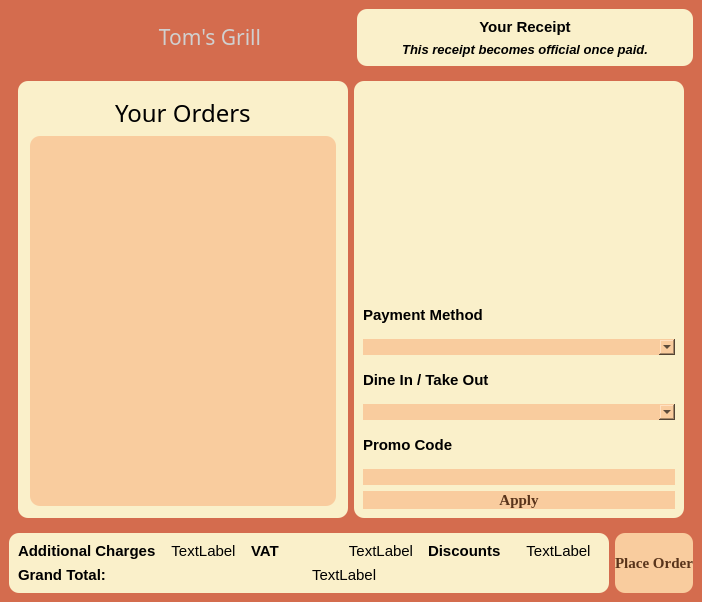
The window that checkoutwindow.ui (PeteCastle/PEx5) describes before a commit, drawn with Qt 5.
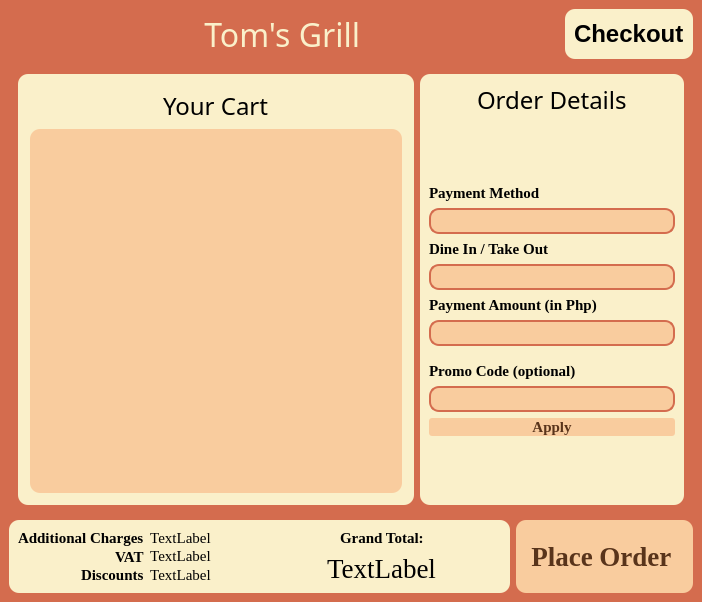
The same window after the commit. Icons and pictures are not drawn.

Diff of the .ui file:
```diff
--- a/checkoutwindow.ui
+++ b/checkoutwindow.ui
@@ -17,37 +17,168 @@
    <string notr="true">background-color: rgb(212, 108, 78);</string>
   </property>
   <widget class="QWidget" name="centralwidget">
+   <property name="styleSheet">
+    <string notr="true"> QScrollBar:vertical {
+	border: none;
+	background: rgb(249, 204, 158);
+    width: 14px;
+    margin: 15px 0 15px 0;
+	border-radius: 0px;
+ }
+
+/*  HANDLE BAR VERTICAL */
+QScrollBar::handle:vertical {	
+	background-color: rgb(255, 129, 94);
+	min-height: 30px;
+	border-radius: 7px;
+}
+QScrollBar::handle:vertical:hover{	
+	background-color: rgb(221, 154, 109);
+}
+QScrollBar::handle:vertical:pressed {	
+	background-color: rgb(212, 108, 78);
+}
+
+/* BTN TOP - SCROLLBAR */
+QScrollBar::sub-line:vertical {
+	border: none;
+	background-color: rgb(89, 52, 27);
+	height: 15px;
+	border-top-left-radius: 7px;
+	border-top-right-radius: 7px;
+	subcontrol-position: top;
+	subcontrol-origin: margin;
+}
+QScrollBar::sub-line:vertical:hover {	
+	background-color: rgb(197, 114, 59);
+}
+QScrollBar::sub-line:vertical:pressed {	
+	background-color: rgb(49, 28, 15);
+}
+
+/* BTN BOTTOM - SCROLLBAR */
+QScrollBar::add-line:vertical {
+	border: none;
+	background-color: rgb(89, 52, 27);
+	height: 15px;
+	border-bottom-left-radius: 7px;
+	border-bottom-right-radius: 7px;
+	subcontrol-position: bottom;
+	subcontrol-origin: margin;
+}
+QScrollBar::add-line:vertical:hover {	
+	background-color: rgb(197, 114, 59);
+}
+QScrollBar::add-line:vertical:pressed {	
+	background-color: rgb(49, 28, 15);
+}
+
+
+QPushButton{
+	background-color: rgb(249, 204, 158);
+	color: rgb(89, 52, 27);
+	border-radius: 10px;
+}
+QPushButton::hover{
+	border: 5px solid rgb(138, 80, 42);
+}
+QPushButton::pressed{
+	border: 5px solid rgb(89, 52, 27);
+}</string>
+   </property>
    <layout class="QVBoxLayout" name="verticalLayout_6">
     <item>
-     <layout class="QHBoxLayout" name="horizontalLayout" stretch="25,0">
+     <layout class="QHBoxLayout" name="horizontalLayout_6">
+      <property name="topMargin">
+       <number>0</number>
+      </property>
       <item>
-       <layout class="QVBoxLayout" name="verticalLayout_2">
-        <item>
-         <widget class="QLabel" name="OtherLabel3">
-          <property name="font">
-           <font>
-            <family>Vineta BT</family>
-            <pointsize>16</pointsize>
-           </font>
-          </property>
-          <property name="styleSheet">
-           <string notr="true">color: rgb(208, 208, 208);</string>
-          </property>
-          <property name="text">
-           <string>&lt;html&gt;&lt;head/&gt;&lt;body&gt;&lt;p align=&quot;center&quot;&gt;Tom's Grill&lt;/p&gt;&lt;/body&gt;&lt;/html&gt;</string>
-          </property>
-          <property name="indent">
-           <number>60</number>
-          </property>
-         </widget>
-        </item>
-       </layout>
+       <spacer name="horizontalSpacer">
+        <property name="orientation">
+         <enum>Qt::Horizontal</enum>
+        </property>
+        <property name="sizeHint" stdset="0">
+         <size>
+          <width>40</width>
+          <height>20</height>
+         </size>
+        </property>
+       </spacer>
       </item>
+      <item alignment="Qt::AlignRight">
+       <widget class="QLabel" name="Logo">
+        <property name="minimumSize">
+         <size>
+          <width>50</width>
+          <height>50</height>
+         </size>
+        </property>
+        <property name="maximumSize">
+         <size>
+          <width>50</width>
+          <height>50</height>
+         </size>
+        </property>
+        <property name="styleSheet">
+         <string notr="true">image: url(:/logo/pictures/logo 4.png);</string>
+        </property>
+        <property name="text">
+         <string/>
+        </property>
+        <property name="scaledContents">
+         <bool>true</bool>
+        </property>
+       </widget>
+      </item>
+      <item alignment="Qt::AlignLeft">
+       <widget class="QLabel" name="OtherLabel3">
+        <property name="sizePolicy">
+         <sizepolicy hsizetype="Preferred" vsizetype="Preferred">
+          <horstretch>0</horstretch>
+          <verstretch>0</verstretch>
+         </sizepolicy>
+        </property>
+        <property name="font">
+         <font>
+          <family>Amsterdam Lentteria</family>
+          <pointsize>24</pointsize>
+          <italic>false</italic>
+          <bold>false</bold>
+         </font>
+        </property>
+        <property name="styleSheet">
+         <string notr="true">color: rgb(250, 240, 202);
+font: 24pt 'Amsterdam Lentteria';</string>
+        </property>
+        <property name="text">
+         <string>Tom's Grill</string>
+        </property>
+        <property name="alignment">
+         <set>Qt::AlignRight|Qt::AlignTrailing|Qt::AlignVCenter</set>
+        </property>
+        <property name="indent">
+         <number>60</number>
+        </property>
+       </widget>
+      </item>
       <item>
-       <widget class="QWidget" name="" native="true">
+       <spacer name="horizontalSpacer_2">
+        <property name="orientation">
+         <enum>Qt::Horizontal</enum>
+        </property>
+        <property name="sizeHint" stdset="0">
+         <size>
+          <width>40</width>
+          <height>20</height>
+         </size>
+        </property>
+       </spacer>
+      </item>
+      <item>
+       <widget class="QWidget" name="widget" native="true">
         <property name="minimumSize">
          <size>
-          <width>336</width>
+          <width>0</width>
           <height>0</height>
          </size>
         </property>
@@ -64,28 +195,17 @@
 </string>
         </property>
         <layout class="QVBoxLayout" name="verticalLayout">
-         <item>
+         <item alignment="Qt::AlignHCenter">
           <widget class="QLabel" name="OtherLabel1">
-           <property name="font">
-            <font>
-             <pointsize>11</pointsize>
-             <bold>true</bold>
-            </font>
+           <property name="sizePolicy">
+            <sizepolicy hsizetype="Minimum" vsizetype="Preferred">
+             <horstretch>0</horstretch>
+             <verstretch>0</verstretch>
+            </sizepolicy>
            </property>
-           <property name="styleSheet">
-            <string notr="true">color: rgb(0, 0, 0);</string>
-           </property>
-           <property name="text">
-            <string>&lt;html&gt;&lt;head/&gt;&lt;body&gt;&lt;p align=&quot;center&quot;&gt;Your Receipt&lt;/p&gt;&lt;/body&gt;&lt;/html&gt;</string>
-           </property>
-          </widget>
-         </item>
-         <item>
-          <widget class="QLabel" name="OtherLabel2">
            <property name="font">
             <font>
-             <pointsize>10</pointsize>
-             <italic>true</italic>
+             <pointsize>18</pointsize>
              <bold>true</bold>
             </font>
            </property>
@@ -93,7 +213,7 @@
             <string notr="true">color: rgb(0, 0, 0);</string>
            </property>
            <property name="text">
-            <string>&lt;html&gt;&lt;head/&gt;&lt;body&gt;&lt;p align=&quot;center&quot;&gt;This receipt becomes official once paid.&lt;/p&gt;&lt;/body&gt;&lt;/html&gt;</string>
+            <string>Checkout</string>
            </property>
           </widget>
          </item>
@@ -103,10 +223,10 @@
      </layout>
     </item>
     <item>
-     <widget class="QWidget" name="" native="true">
-      <layout class="QHBoxLayout" name="horizontalLayout_2" stretch="0,0">
+     <widget class="QWidget" name="widget" native="true">
+      <layout class="QHBoxLayout" name="horizontalLayout_2" stretch="60,40">
        <item>
-        <widget class="QGroupBox" name="">
+        <widget class="QGroupBox" name="groupBox">
          <property name="styleSheet">
           <string notr="true">color: rgb(0, 0, 0);
 background-color: rgb(250, 240, 202);
@@ -126,17 +246,43 @@
              <string notr="true">color: rgb(0, 0, 0);</string>
             </property>
             <property name="text">
-             <string>Your Orders</string>
+             <string>Your Cart</string>
             </property>
            </widget>
           </item>
           <item>
-           <widget class="QTableWidget" name="tableWidget">
+           <widget class="QTreeView" name="treeView">
             <property name="styleSheet">
-             <string notr="true">color: rgb(0, 0, 0);
+             <string notr="true">
+
+QTreeView{
 background-color: rgb(249, 204, 158);
-border-radius: 10px
-</string>
+color: rgb(0, 0, 0);
+border-radius: 10px;
+font:  12px 'Georgia';
+}
+
+QTreeView::item{
+	background-color: rgb(249, 204, 158);
+	color: rgb(89, 52, 27);
+	padding:5px;
+}
+QTreeView::item:hover {
+	background-color: rgb(250, 240, 202);
+}
+
+QTreeView::item:selected {
+	background-color: rgb(89, 52, 27);
+
+	color: rgb(250, 240, 202);
+	font-weight:bold;
+}
+
+QHeaderView::section{
+	background-color: rgb(249, 204, 158);
+	border: 1px solid rgb(250, 240, 202);
+	font: 14px 'Georgia';
+}</string>
             </property>
            </widget>
           </item>
@@ -144,7 +290,7 @@
         </widget>
        </item>
        <item>
-        <widget class="QWidget" name="" native="true">
+        <widget class="QWidget" name="widget" native="true">
          <property name="styleSheet">
           <string notr="true">color: rgb(0, 0, 0);
 background-color: rgb(250, 240, 202);
@@ -152,32 +298,42 @@
 </string>
          </property>
          <layout class="QVBoxLayout" name="verticalLayout_3">
-          <item>
-           <widget class="QLabel" name="Logo">
-            <property name="minimumSize">
-             <size>
-              <width>250</width>
-              <height>200</height>
-             </size>
-            </property>
-            <property name="maximumSize">
-             <size>
-              <width>350</width>
-              <height>300</height>
-             </size>
+          <item alignment="Qt::AlignHCenter|Qt::AlignTop">
+           <widget class="QLabel" name="OrderDetailsLabel">
+            <property name="font">
+             <font>
+              <family>Amsterdam Traveling</family>
+              <pointsize>18</pointsize>
+              <italic>false</italic>
+              <bold>false</bold>
+             </font>
             </property>
             <property name="styleSheet">
-             <string notr="true">image: url(:/logo/pictures/logo 4.png);</string>
+             <string notr="true">font: 18pt 'Amsterdam Traveling';</string>
             </property>
             <property name="text">
-             <string/>
+             <string>Order Details</string>
             </property>
            </widget>
           </item>
+          <item>
+           <spacer name="verticalSpacer">
+            <property name="orientation">
+             <enum>Qt::Vertical</enum>
+            </property>
+            <property name="sizeHint" stdset="0">
+             <size>
+              <width>20</width>
+              <height>40</height>
+             </size>
+            </property>
+           </spacer>
+          </item>
           <item>
            <widget class="QLabel" name="PaymentMethodLabel">
             <property name="font">
              <font>
+              <family>Georgia</family>
               <pointsize>11</pointsize>
               <bold>true</bold>
              </font>
@@ -193,8 +349,24 @@
           <item>
            <widget class="QComboBox" name="PaymentMethod">
             <property name="styleSheet">
-             <string notr="true">color: rgb(0, 0, 0);
-background-color: rgb(249, 204, 158);
+             <string notr="true">QComboBox{
+	background-color: rgb(249, 204, 158);
+	color: rgb(89, 52, 27);
+	font : 16 px 'Georgia';
+	padding: 3px 10px 3px 10px;
+	border: 2px solid rgb(212, 108, 78);
+}
+QComboBox::drop-down 
+{
+    border: 0px;
+}
+QComboBox::down-arrow{
+	image: url(:/pictures/pictures/211614_down_b_arrow_icon.png);
+	width: 14px;
+	height: 14px;
+	padding-right: 5px;
+
+}
 
 </string>
             </property>
@@ -204,6 +376,7 @@
            <widget class="QLabel" name="DeliveryMethodLabel">
             <property name="font">
              <font>
+              <family>Georgia</family>
               <pointsize>11</pointsize>
               <bold>true</bold>
              </font>
@@ -219,17 +392,83 @@
           <item>
            <widget class="QComboBox" name="DeliveryMethod">
             <property name="styleSheet">
-             <string notr="true">color: rgb(0, 0, 0);
-background-color: rgb(249, 204, 158);
+             <string notr="true">QComboBox{
+	background-color: rgb(249, 204, 158);
+	color: rgb(89, 52, 27);
+	font : 16 px 'Georgia';
+	padding: 3px 10px 3px 10px;
+	border: 2px solid rgb(212, 108, 78);
+}
+QComboBox::drop-down 
+{
+    border: 0px;
+}
+QComboBox::down-arrow{
+	image: url(:/pictures/pictures/211614_down_b_arrow_icon.png);
+	width: 14px;
+	height: 14px;
+	padding-right: 5px;
 
+}
 </string>
             </property>
            </widget>
           </item>
+          <item>
+           <widget class="QLabel" name="PaymentAmountLabel">
+            <property name="font">
+             <font>
+              <family>Georgia</family>
+              <pointsize>11</pointsize>
+              <bold>true</bold>
+             </font>
+            </property>
+            <property name="styleSheet">
+             <string notr="true">color: rgb(0, 0, 0);</string>
+            </property>
+            <property name="text">
+             <string>Payment Amount (in Php)</string>
+            </property>
+           </widget>
+          </item>
+          <item>
+           <widget class="QLineEdit" name="PaymentAmount">
+            <property name="styleSheet">
+             <string notr="true">
+
+QLineEdit{
+	background-color: rgb(249, 204, 158);
+	color: rgb(89, 52, 27);
+	font : 16 px 'Georgia';
+	padding: 3px 10px 3px 10px;
+	border: 2px solid rgb(212, 108, 78);
+}
+
+</string>
+            </property>
+           </widget>
+          </item>
+          <item>
+           <spacer name="verticalSpacer_3">
+            <property name="orientation">
+             <enum>Qt::Vertical</enum>
+            </property>
+            <property name="sizeType">
+             <enum>QSizePolicy::Fixed</enum>
+            </property>
+            <property name="sizeHint" stdset="0">
+             <size>
+              <width>10</width>
+              <height>10</height>
+             </size>
+            </property>
+           </spacer>
+          </item>
           <item>
            <widget class="QLabel" name="PromoCodeLabel">
             <property name="font">
              <font>
+              <family>Georgia</family>
               <pointsize>11</pointsize>
               <bold>true</bold>
              </font>
@@ -238,15 +477,22 @@
              <string notr="true">color: rgb(0, 0, 0);</string>
             </property>
             <property name="text">
-             <string>Promo Code</string>
+             <string>Promo Code (optional)</string>
             </property>
            </widget>
           </item>
           <item>
            <widget class="QLineEdit" name="PromoCode">
             <property name="styleSheet">
-             <string notr="true">color: rgb(0, 0, 0);
-background-color: rgb(249, 204, 158);
+             <string notr="true">
+
+QLineEdit{
+	background-color: rgb(249, 204, 158);
+	color: rgb(89, 52, 27);
+	font : 16 px 'Georgia';
+	padding: 3px 10px 3px 10px;
+	border: 2px solid rgb(212, 108, 78);
+}
 
 </string>
             </property>
@@ -262,15 +508,36 @@
              </font>
             </property>
             <property name="styleSheet">
-             <string notr="true">background-color: rgb(249, 204, 158);
-color: rgb(89, 52, 27);
-border-radius: 10px;</string>
+             <string notr="true">QPushButton{
+	background-color: rgb(249, 204, 158);
+	color: rgb(89, 52, 27);
+	border-radius: 3px;
+}
+QPushButton::hover{
+	border: 1px solid rgb(138, 80, 42);
+}
+QPushButton::pressed{
+	border: 1px solid rgb(89, 52, 27);
+}</string>
             </property>
             <property name="text">
              <string>Apply</string>
             </property>
            </widget>
           </item>
+          <item>
+           <spacer name="verticalSpacer_2">
+            <property name="orientation">
+             <enum>Qt::Vertical</enum>
+            </property>
+            <property name="sizeHint" stdset="0">
+             <size>
+              <width>20</width>
+              <height>40</height>
+             </size>
+            </property>
+           </spacer>
+          </item>
          </layout>
         </widget>
        </item>
@@ -278,9 +545,9 @@
      </widget>
     </item>
     <item>
-     <layout class="QHBoxLayout" name="horizontalLayout_5" stretch="0,25">
+     <layout class="QHBoxLayout" name="horizontalLayout_5" stretch="60,40">
       <item>
-       <widget class="QWidget" name="" native="true">
+       <widget class="QWidget" name="widget" native="true">
         <property name="sizePolicy">
          <sizepolicy hsizetype="Preferred" vsizetype="Preferred">
           <horstretch>0</horstretch>
@@ -293,29 +560,23 @@
 border-radius: 10px
 </string>
         </property>
-        <layout class="QVBoxLayout" name="verticalLayout_5">
+        <layout class="QHBoxLayout" name="horizontalLayout" stretch="0,0">
          <item>
-          <layout class="QHBoxLayout" name="horizontalLayout_3">
-           <item>
-            <widget class="QLabel" name="AdditionalChargeLabel">
-             <property name="font">
-              <font>
-               <pointsize>11</pointsize>
-               <bold>true</bold>
-              </font>
-             </property>
-             <property name="styleSheet">
-              <string notr="true">color: rgb(0, 0, 0);</string>
-             </property>
-             <property name="text">
-              <string>Additional Charges</string>
-             </property>
-            </widget>
-           </item>
-           <item>
+          <layout class="QGridLayout" name="gridLayout">
+           <property name="leftMargin">
+            <number>0</number>
+           </property>
+           <property name="topMargin">
+            <number>0</number>
+           </property>
+           <property name="verticalSpacing">
+            <number>0</number>
+           </property>
+           <item row="1" column="1" alignment="Qt::AlignLeft">
             <widget class="QLabel" name="AdditionalCharge">
              <property name="font">
               <font>
+               <family>Georgia</family>
                <pointsize>11</pointsize>
                <bold>false</bold>
               </font>
@@ -328,10 +589,45 @@
              </property>
             </widget>
            </item>
-           <item>
+           <item row="1" column="0" alignment="Qt::AlignRight">
+            <widget class="QLabel" name="AdditionalChargeLabel">
+             <property name="font">
+              <font>
+               <family>Georgia</family>
+               <pointsize>11</pointsize>
+               <bold>true</bold>
+              </font>
+             </property>
+             <property name="styleSheet">
+              <string notr="true">color: rgb(0, 0, 0);</string>
+             </property>
+             <property name="text">
+              <string>Additional Charges</string>
+             </property>
+            </widget>
+           </item>
+           <item row="2" column="1" alignment="Qt::AlignLeft">
+            <widget class="QLabel" name="VAT">
+             <property name="font">
+              <font>
+               <family>Georgia</family>
+               <pointsize>11</pointsize>
+               <bold>false</bold>
+              </font>
+             </property>
+             <property name="styleSheet">
+              <string notr="true">color: rgb(0, 0, 0);</string>
+             </property>
+             <property name="text">
+              <string>&lt;html&gt;&lt;head/&gt;&lt;body&gt;&lt;p align=&quot;center&quot;&gt;TextLabel&lt;/p&gt;&lt;/body&gt;&lt;/html&gt;</string>
+             </property>
+            </widget>
+           </item>
+           <item row="2" column="0" alignment="Qt::AlignRight">
             <widget class="QLabel" name="VATLabel">
              <property name="font">
               <font>
+               <family>Georgia</family>
                <pointsize>11</pointsize>
                <bold>true</bold>
               </font>
@@ -344,26 +640,11 @@
              </property>
             </widget>
            </item>
-           <item>
-            <widget class="QLabel" name="VAT">
-             <property name="font">
-              <font>
-               <pointsize>11</pointsize>
-               <bold>false</bold>
-              </font>
-             </property>
-             <property name="styleSheet">
-              <string notr="true">color: rgb(0, 0, 0);</string>
-             </property>
-             <property name="text">
-              <string>&lt;html&gt;&lt;head/&gt;&lt;body&gt;&lt;p align=&quot;center&quot;&gt;TextLabel&lt;/p&gt;&lt;/body&gt;&lt;/html&gt;</string>
-             </property>
-            </widget>
-           </item>
-           <item>
+           <item row="3" column="0" alignment="Qt::AlignRight">
             <widget class="QLabel" name="DiscountsLabel">
              <property name="font">
               <font>
+               <family>Georgia</family>
                <pointsize>11</pointsize>
                <bold>true</bold>
               </font>
@@ -376,10 +657,11 @@
              </property>
             </widget>
            </item>
-           <item>
+           <item row="3" column="1" alignment="Qt::AlignLeft">
             <widget class="QLabel" name="Discounts">
              <property name="font">
               <font>
+               <family>Georgia</family>
                <pointsize>11</pointsize>
                <bold>false</bold>
               </font>
@@ -395,11 +677,12 @@
           </layout>
          </item>
          <item>
-          <layout class="QHBoxLayout" name="horizontalLayout_4">
-           <item>
+          <layout class="QVBoxLayout" name="verticalLayout_2">
+           <item alignment="Qt::AlignHCenter">
             <widget class="QLabel" name="GrandTotalLabel">
              <property name="font">
               <font>
+               <family>Georgia</family>
                <pointsize>11</pointsize>
                <bold>true</bold>
               </font>
@@ -412,11 +695,12 @@
              </property>
             </widget>
            </item>
-           <item>
+           <item alignment="Qt::AlignHCenter">
             <widget class="QLabel" name="GrandTotal">
              <property name="font">
               <font>
-               <pointsize>11</pointsize>
+               <family>Georgia</family>
+               <pointsize>20</pointsize>
                <bold>false</bold>
               </font>
              </property>
@@ -450,17 +734,18 @@
         <property name="font">
          <font>
           <family>Georgia</family>
-          <pointsize>11</pointsize>
+          <pointsize>20</pointsize>
           <bold>true</bold>
          </font>
         </property>
         <property name="styleSheet">
          <string notr="true">background-color: rgb(249, 204, 158);
 color: rgb(89, 52, 27);
-border-radius: 10px;</string>
+border-radius: 10px;
+padding: 0px 15px 0px 15px;</string>
         </property>
         <property name="text">
-         <string>Place Order</string>
+         <string>Place Order </string>
         </property>
        </widget>
       </item>
```
